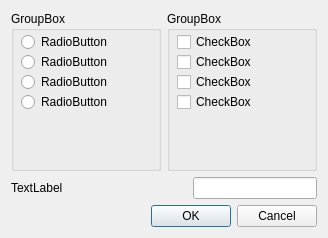
Before: the Qt Designer form dialog_options.ui in Belatronix/NavTool, drawn with Qt 5.
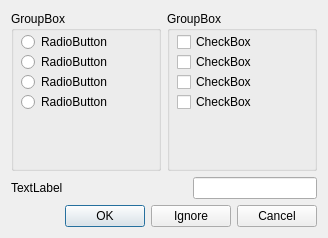
After: the same form once the commit is applied.

Diff of the .ui file:
```diff
--- a/dialog_options.ui
+++ b/dialog_options.ui
@@ -182,8 +182,11 @@
      </item>
      <item>
       <widget class="QDialogButtonBox" name="buttonBox">
+       <property name="orientation">
+        <enum>Qt::Horizontal</enum>
+       </property>
        <property name="standardButtons">
-        <set>QDialogButtonBox::Cancel|QDialogButtonBox::Ok</set>
+        <set>QDialogButtonBox::Cancel|QDialogButtonBox::Ignore|QDialogButtonBox::Ok</set>
        </property>
       </widget>
      </item>
```
